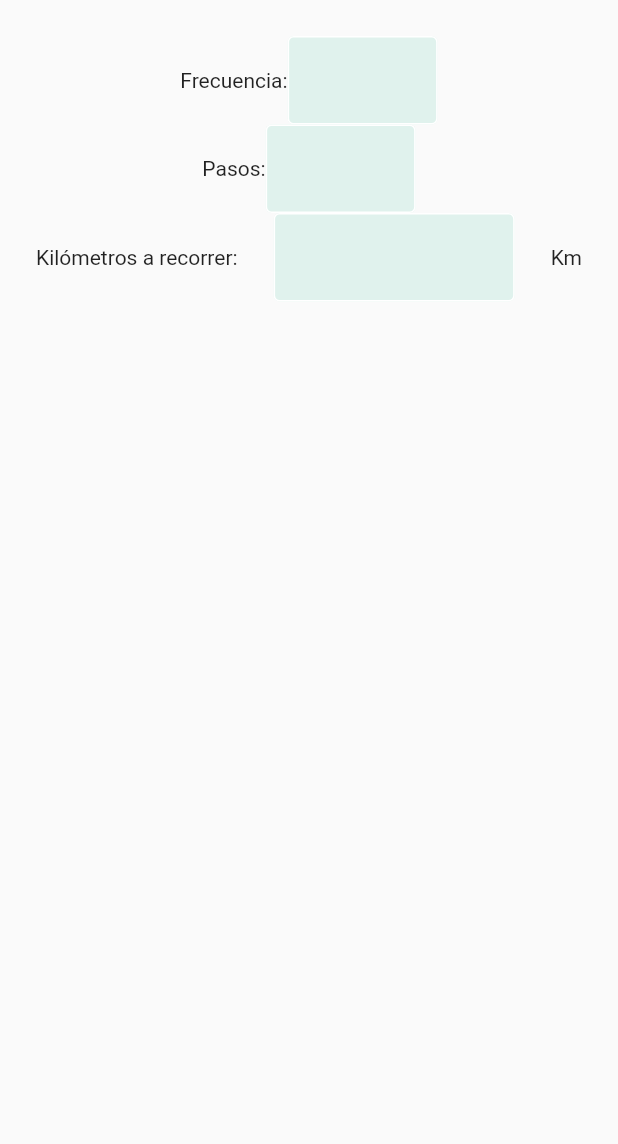
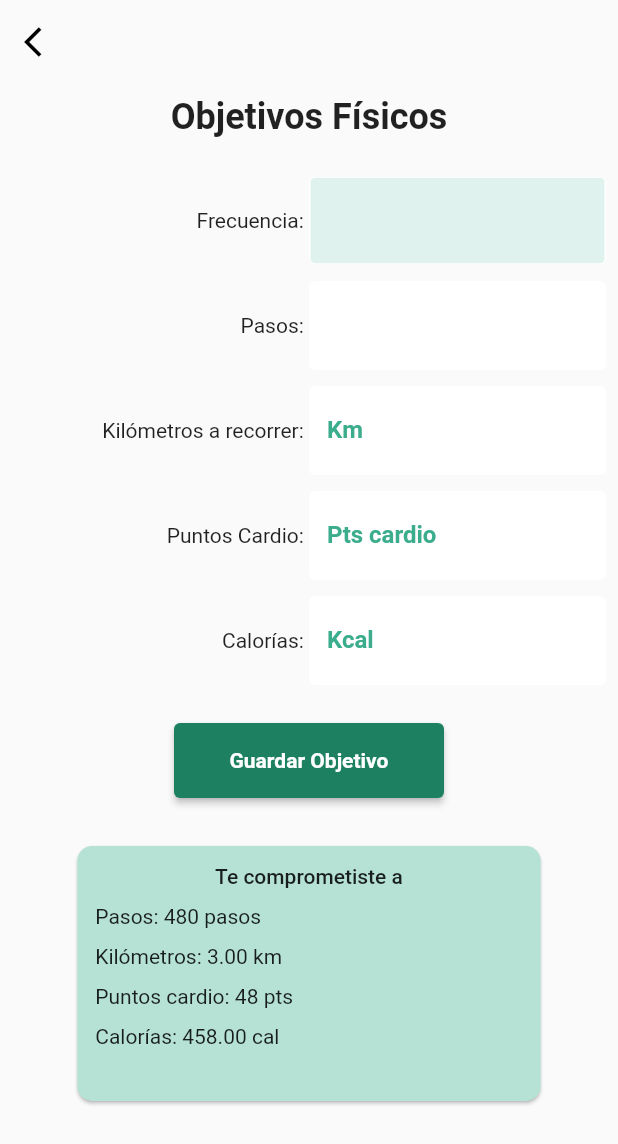
Before and after one commit to PRY20220274/FitAndHealthy_mobile, a Flutter app: the PhysicalGoalsCreate screen opened directly, on a phone screen of 412 x 824 dp. Shown: the top 1144 px of the screen. Run offline on Flutter 3.47's test engine with Material 2 defaults, Android fonts, the phone set to English and light mode, and no system bars.

Commit message:
add physical goals page

```diff
--- a/lib/ui/goals/physical_goals_create_page.dart
+++ b/lib/ui/goals/physical_goals_create_page.dart
@@ -1,4 +1,9 @@
+import 'package:fit_healthy/domain/utils/enums/goals_enum.dart';
+import 'package:fit_healthy/domain/utils/themes/color_theme.dart';
+import 'package:fit_healthy/ui/goals/widgets/goal_item_card_widget.dart';
 import 'package:fit_healthy/ui/shared/app_input_decoration.dart';
+import 'package:fit_healthy/ui/shared/app_filled_button.dart';
+import 'package:fit_healthy/ui/shared/title_page_widget.dart';
 import 'package:flutter/material.dart';
 
 class PhysicalGoalsCreate extends StatelessWidget {
@@ -7,67 +12,105 @@ class PhysicalGoalsCreate extends StatelessWidget {
   @override
   Widget build(BuildContext context) {
     return Scaffold(
+      appBar: AppBar(
+        leading: IconButton(
+          icon: const Icon(Icons.arrow_back_ios),
+          onPressed: () {
+            Navigator.pop(context);
+          },
+        ),
+        backgroundColor: Colors.transparent,
+        elevation: 0,
+      ),
       body: SafeArea(
         child: SingleChildScrollView(
           child: Padding(
-          padding: const EdgeInsets.all(24),
+            padding: const EdgeInsets.all(8.0),
             child: Column(
               children: [
+                const TitlePageWidget(title: 'Objetivos Físicos'),
+                const SizedBox(height: 20),
                 Row(
-                mainAxisAlignment: MainAxisAlignment.center,
                   children: [
-                  Column(children: const [
-                    Text('Frecuencia:'),
-                  ]),
-                  SizedBox(
-                    width: 100,
-                    child: TextFormField(
+                    Expanded(
+                      child: SizedBox(
+                        height: 350,
+                        child: Column(
+                          mainAxisAlignment: MainAxisAlignment.spaceAround,
+                          crossAxisAlignment: CrossAxisAlignment.end,
+                          children: const [
+                            Text('Frecuencia: '),
+                            Text('Pasos: '),
+                            Text('Kilómetros a recorrer: '),
+                            Text('Puntos Cardio: '),
+                            Text('Calorías: '),
+                          ],
+                        ),
+                      ),
+                    ),
+                    Expanded(
+                      child: SizedBox(
+                        height: 350,
+                        child: Column(
+                          mainAxisAlignment: MainAxisAlignment.spaceAround,
+                          children: [
+                            TextFormField(
                                 decoration: appInputDecoration(
                                     labelText: '',
-                            fillColor: Theme.of(context).colorScheme.secondary),
+                                    fillColor: Theme.of(context)
+                                        .colorScheme
+                                        .secondary),
                                 autocorrect: false),
+                            TextFormField(
+                                decoration: appInputDecoration(
+                                    labelText: '',
+                                    fillColor:
+                                        Theme.of(context).colorScheme.surface),
+                                autocorrect: false),
+                            TextFormField(
+                                decoration: appInputDecoration(
+                                    labelText: 'Km',
+                                    fillColor:
+                                        Theme.of(context).colorScheme.surface),
+                                autocorrect: false),
+                            TextFormField(
+                                decoration: appInputDecoration(
+                                    labelText: 'Pts cardio',
+                                    fillColor:
+                                        Theme.of(context).colorScheme.surface),
+                                autocorrect: false),
+                            TextFormField(
+                                decoration: appInputDecoration(
+                                    labelText: 'Kcal',
+                                    fillColor:
+                                        Theme.of(context).colorScheme.surface),
+                                autocorrect: false),
+                          ],
+                        ),
+                      ),
                     ),
                   ],
                 ),
-              Row(
-                mainAxisAlignment: MainAxisAlignment.center,
-                children: [
-                  Column(children: const [
-                    Text('Pasos:'),
-                  ]),
-                  SizedBox(
-                    width: 100,
-                    child: TextFormField(
-                        decoration: appInputDecoration(
-                            labelText: '',
-                            fillColor: Theme.of(context).colorScheme.secondary),
-                        autocorrect: false),
+                const SizedBox(height: 20),
+                AppFilledButton(
+                  text: 'Guardar Objetivo',
+                  onPressed: () {},
+                  color: ComplementPalette.green.shade700,
                 ),
-                ],
-              ),
-              Row(
-                children: [
-                  Column(children: const [
-                    Text('Kilómetros a recorrer:'),
-                  ]),
-                  const SizedBox(width: 24),
-                  Expanded(
-                    child: TextFormField(
-                        decoration: appInputDecoration(
-                            labelText: '',
-                            fillColor: Theme.of(context).colorScheme.secondary),
-                        autocorrect: false),
-                  ),
-                  const SizedBox(width: 24),
-                  Column(children: const [
-                    Text('Km'),
-                  ]),
-                ],
+                const SizedBox(height: 20),
+                const GoalItemCardWidget(
+                  typeGoal: TypeGoal.physical,
+                  steps: 480,
+                  kilometers: 3,
+                  cardioPoints: 48,
+                  calories: 458,
+                  isCreated: true,
                 )
               ],
             ),
           ),
         ),
-    ));
+      ),
+    );
   }
 }
--- a/lib/ui/login/login_form.dart
+++ b/lib/ui/login/login_form.dart
@@ -1,3 +1,4 @@
+import 'package:fit_healthy/ui/home/home_page.dart';
 import 'package:fit_healthy/ui/shared/app_filled_button.dart';
 import 'package:fit_healthy/ui/shared/app_input_decoration.dart';
 import 'package:fit_healthy/ui/shared/transition_page_route.dart';
@@ -34,7 +35,15 @@ class LogInform extends StatelessWidget {
                   autocorrect: false),
             ),
             const SizedBox(height: 24),
-            AppFilledButton(text: 'Iniciar Sesion', onPressed: () {}),
+            AppFilledButton(
+                text: 'Iniciar Sesion',
+                onPressed: () {
+                  Navigator.pushReplacement(
+                      context,
+                      TransitionPageRoute(
+                          child: const HomePage(),
+                          direction: AxisDirection.left));
+                }),
             const SizedBox(height: 72),
             const Padding(
               padding: EdgeInsets.all(8.0),
--- a/lib/ui/signup/signup_form.dart
+++ b/lib/ui/signup/signup_form.dart
@@ -1,5 +1,7 @@
+import 'package:fit_healthy/ui/home/home_page.dart';
 import 'package:fit_healthy/ui/shared/app_filled_button.dart';
 import 'package:fit_healthy/ui/shared/app_input_decoration.dart';
+import 'package:fit_healthy/ui/shared/transition_page_route.dart';
 import 'package:flutter/material.dart';
 
 class SignUpForm extends StatelessWidget {
@@ -60,7 +62,15 @@ class SignUpForm extends StatelessWidget {
                   autocorrect: false),
             ),
             const SizedBox(height: 24),
-            AppFilledButton(text: 'Registrarme', onPressed: () {})
+            AppFilledButton(
+                text: 'Registrarme',
+                onPressed: () {
+                  Navigator.pushReplacement(
+                      context,
+                      TransitionPageRoute(
+                          child: const HomePage(),
+                          direction: AxisDirection.left));
+                })
           ],
         ));
   }
```
Lines whose indentation alone changed are shown as unchanged.
